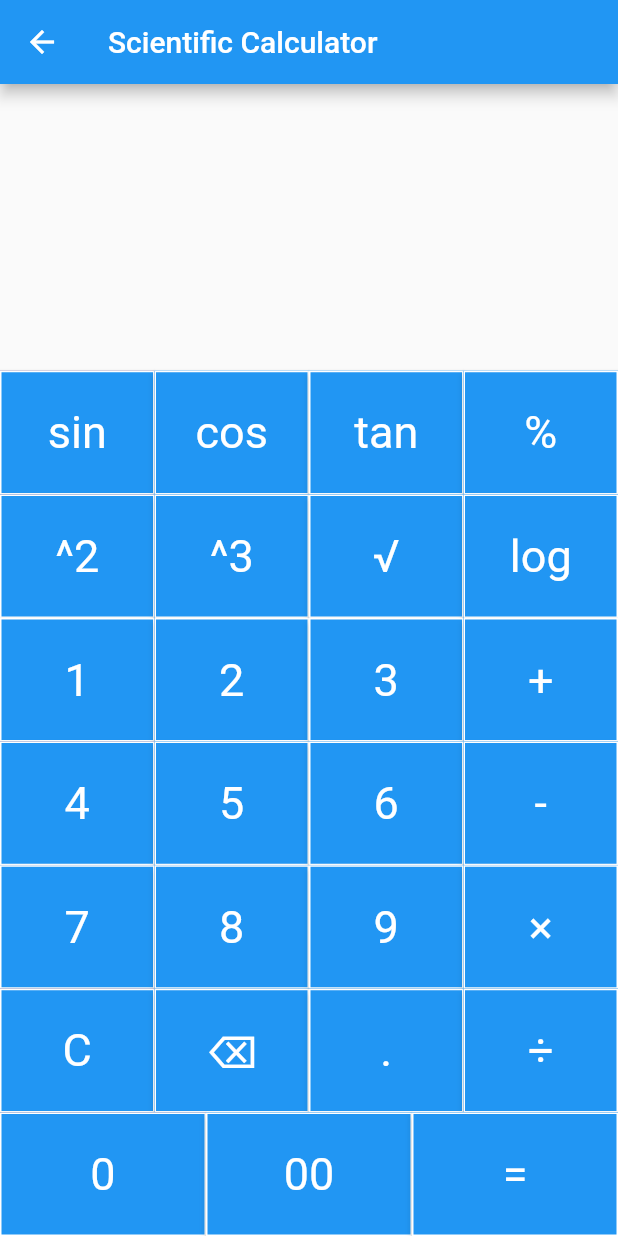
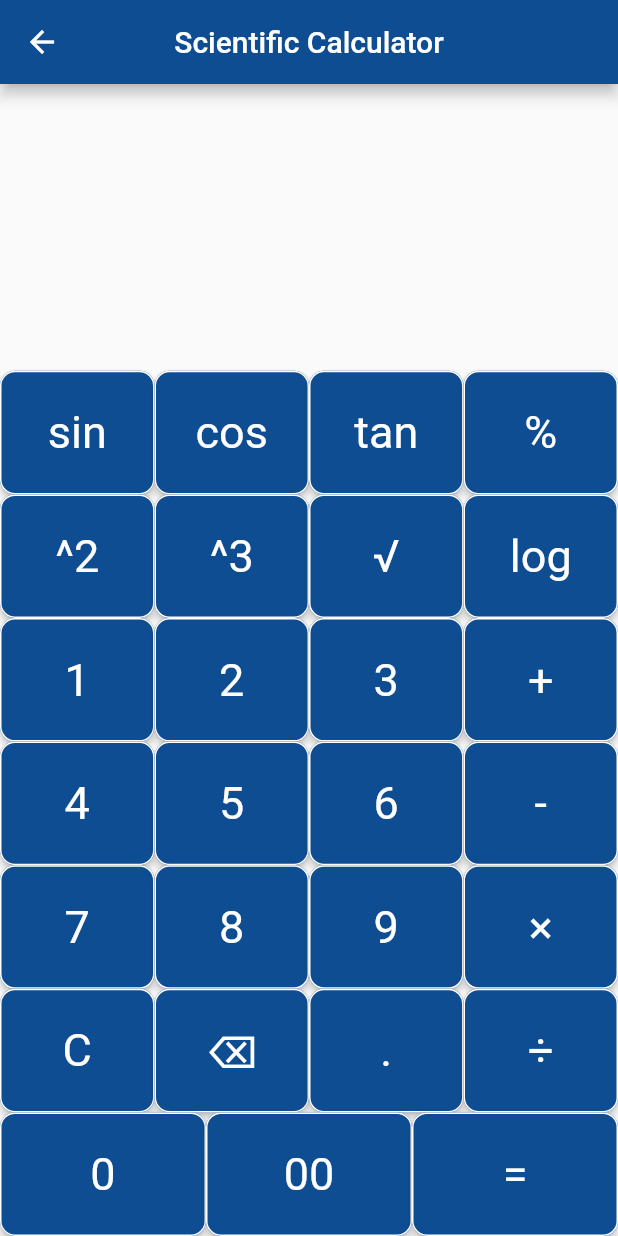
Before and after one commit to nazmulnabil/factory_calculator, a Flutter app: the screen it shows after launch, after a tap on "Scientific Calculator", on a phone screen of 412 x 824 dp. Run offline on Flutter 3.47's test engine with Material 2 defaults, Android fonts, the phone set to English and light mode, and no system bars; our stand-ins replace get.

Commit message:
ui updated

```diff
--- a/lib/core/values/app_colors.dart
+++ b/lib/core/values/app_colors.dart
@@ -8,5 +8,6 @@ abstract class AppColors {
   static const Color whiteTextColor = Colors.white;
   static const Color greyTextColor = Color(0xFF595959);
  // static const Color off_white_Color = Color(0xFFF8F0E3);
-  static const Color baseThemeColor = Color(0xff3249DB);
+ // static const Color baseThemeColor = Color(0xFFa52a2a);
+  static const Color baseThemeColor = Color(0xFF0f4d92);
 }
--- a/lib/core/values/app_strings.dart
+++ b/lib/core/values/app_strings.dart
@@ -1,5 +1,5 @@
 abstract class AppStrings{
-  static const String simpleCalculator  = 'Simple Calculator';
+  static const String simpleCalculator  = 'Basic Calculator';
   static const String scientificCalculator  = 'Scientific Calculator';
   static const String calCulator  ='Calculator';
   static const String baSic  ='basic';
--- a/lib/core/values/app_values.dart
+++ b/lib/core/values/app_values.dart
@@ -10,6 +10,7 @@ abstract class AppValues {
   static const double padding_2 = 2;
   static const double padding_3 = 3;
   static const double buttonVerticalPadding = 12;
+  static const double buttonTextPadding = 60;
 
   static const double margin = 16;
   static const double margin_zero = 0;
--- a/lib/main.dart
+++ b/lib/main.dart
@@ -17,7 +17,6 @@ class MyApp extends StatelessWidget {
   Widget build(BuildContext context) {
     return GetMaterialApp(
       debugShowCheckedModeBanner: false,
-      title: 'FoodBank',
       theme: ThemeData(),
      //home: FirstPage(),
      initialRoute: AppPages.INITIAL,
--- a/lib/modules/basic_calculator/views/basic_calculator.dart
+++ b/lib/modules/basic_calculator/views/basic_calculator.dart
@@ -1,4 +1,5 @@
 import 'package:flutter/material.dart';
+import 'package:oop_calculator/core/values/app_colors.dart';
 import 'package:oop_calculator/core/values/app_strings.dart';
 import 'package:oop_calculator/modules/basic_calculator/widgets/basic_calculator_buttonlist.dart';
 import 'package:oop_calculator/modules/basic_calculator/widgets/basic_result_view.dart';
@@ -10,7 +11,10 @@ class BasicCalculatorView extends StatelessWidget {
   Widget build(BuildContext context) {
   //  Get.lazyPut(()=>BasicCalculatorController());
     return Scaffold(
-      appBar: AppBar(title: const Text(AppStrings.simpleCalculator)),
+      appBar: AppBar(
+        centerTitle: true,
+          backgroundColor: AppColors.baseThemeColor,
+          title: const Text(AppStrings.simpleCalculator)),
       body: Column(mainAxisAlignment: MainAxisAlignment.end,
              children:  const <Widget>[
                //input output view
--- a/lib/modules/main/first_page.dart
+++ b/lib/modules/main/first_page.dart
@@ -1,5 +1,6 @@
 import 'package:flutter/material.dart';
 import 'package:get/get.dart';
+import 'package:oop_calculator/core/values/app_colors.dart';
 import 'package:oop_calculator/core/values/app_strings.dart';
 import 'package:oop_calculator/core/values/app_values.dart';
 import 'package:oop_calculator/core/values/font_sizes.dart';
@@ -9,6 +10,7 @@ import 'package:oop_calculator/modules/basic_calculator/views/basic_calculator.d
 import 'package:oop_calculator/modules/scientific_calculator/bindings/scientific_calculator_bindings.dart';
 import 'package:oop_calculator/modules/scientific_calculator/views/Scientific_calculator.dart';
 import 'package:oop_calculator/widgets/custom_elevated_button.dart';
+import 'package:oop_calculator/widgets/custom_outlined_button.dart';
 
 class FirstPage extends StatelessWidget {
   const FirstPage({Key? key}) : super(key: key);
@@ -19,12 +21,39 @@ class FirstPage extends StatelessWidget {
     sizeConfig.init(context);
     return Scaffold(
       appBar: AppBar(
+        centerTitle: true,
+        backgroundColor: AppColors.baseThemeColor,
         title: const Text(AppStrings.calCulator),
       ),
 
       body: Column(
         mainAxisAlignment: MainAxisAlignment.center,
         children: [
+          Container(
+            height: MediaQuery.of(context).size.width/3,
+            width: MediaQuery.of(context).size.width/3,
+            decoration: const BoxDecoration(
+
+              image: DecorationImage(
+                image: AssetImage(
+                    'assets/images/calculator.png'),
+               fit: BoxFit.fill,
+              ),
+             // shape: BoxShape.circle,
+            ),
+          ),
+
+          const Padding(
+            padding: EdgeInsets.all(AppValues.buttonTextPadding),
+            child: Text("Choose calculator mode according to your need.",
+            style: TextStyle(
+              fontSize:FontSizes.fontSizeXXlarge,
+              fontWeight: FontWeight.w500
+            ),
+            ),
+          ),
+
+          //basic calculator button
               Container(
                 padding: const EdgeInsets.symmetric(horizontal: AppValues.padding),
                  width: SizeConfig.screenWidth,
@@ -42,10 +71,11 @@ class FirstPage extends StatelessWidget {
 
          const SizedBox(height: AppValues.height_16,),
 
+          //basic calculator button
           Container(
              padding: const EdgeInsets.symmetric(horizontal: AppValues.padding),
              width: SizeConfig.screenWidth,
-            child: ElevatedCustomButton(
+             child: OutlinedCustomButton(
                 buttonHeight: AppValues.buttonVerticalPadding,
                 text:AppStrings.scientificCalculator,
                 fontsize: FontSizes.fontSizeLarge,
--- a/lib/modules/scientific_calculator/views/Scientific_calculator.dart
+++ b/lib/modules/scientific_calculator/views/Scientific_calculator.dart
@@ -1,4 +1,5 @@
 import 'package:flutter/material.dart';
+import 'package:oop_calculator/core/values/app_colors.dart';
 import 'package:oop_calculator/core/values/app_strings.dart';
 import 'package:oop_calculator/modules/scientific_calculator/widgets/scientific_calculator_buttonlist.dart';
 import 'package:oop_calculator/modules/scientific_calculator/widgets/scientific_result_view.dart';
@@ -9,7 +10,10 @@ class ScientificCalcualtorView extends StatelessWidget {
   @override
   Widget build(BuildContext context) {
     return Scaffold(
-      appBar: AppBar(title: const Text(AppStrings.scientificCalculator)),
+      appBar: AppBar(
+          centerTitle: true,
+          backgroundColor: AppColors.baseThemeColor,
+          title: const Text(AppStrings.scientificCalculator)),
       body: Column(mainAxisAlignment: MainAxisAlignment.end,
           children: const <Widget>[
           //input output view
--- a/lib/modules/scientific_calculator/widgets/scientific_calculator_buttonlist.dart
+++ b/lib/modules/scientific_calculator/widgets/scientific_calculator_buttonlist.dart
@@ -1,4 +1,5 @@
 import 'package:flutter/material.dart';
+import 'package:oop_calculator/core/values/app_colors.dart';
 import 'package:oop_calculator/core/values/app_strings.dart';
 import 'package:oop_calculator/widgets/button_builder_scientific.dart';
 
@@ -11,60 +12,60 @@ class ScientificCalculatorButtonList extends StatelessWidget {
       children: [
         Row(
           children: [
-            Expanded(child: ButtonCalculatorScientific(AppStrings.buttoNsine, 1, Colors.redAccent)),
-            Expanded(child: ButtonCalculatorScientific(AppStrings.buttoNcosine, 1, Colors.blue),),
-            Expanded(child:   ButtonCalculatorScientific(AppStrings.buttoNtangent, 1, Colors.blue),),
-            Expanded(child:   ButtonCalculatorScientific(AppStrings.buttonModulous, 1, Colors.blue),),
+            Expanded(child: ButtonCalculatorScientific(AppStrings.buttoNsine, 1, AppColors.baseThemeColor)),
+            Expanded(child: ButtonCalculatorScientific(AppStrings.buttoNcosine, 1, AppColors.baseThemeColor),),
+            Expanded(child:   ButtonCalculatorScientific(AppStrings.buttoNtangent, 1, AppColors.baseThemeColor),),
+            Expanded(child:   ButtonCalculatorScientific(AppStrings.buttonModulous, 1, AppColors.baseThemeColor),),
 
           ],
         ),
         Row(
           children: [
-            Expanded(child: ButtonCalculatorScientific(AppStrings.buttoNsquare, 1, Colors.redAccent)),
-            Expanded(child: ButtonCalculatorScientific(AppStrings.buttonCube, 1, Colors.blue),),
-            Expanded(child:   ButtonCalculatorScientific(AppStrings.buttoNsquareRoot, 1, Colors.blue),),
-            Expanded(child:   ButtonCalculatorScientific(AppStrings.buttonLog, 1, Colors.blue),),
+            Expanded(child: ButtonCalculatorScientific(AppStrings.buttoNsquare, 1, AppColors.baseThemeColor)),
+            Expanded(child: ButtonCalculatorScientific(AppStrings.buttonCube, 1, AppColors.baseThemeColor),),
+            Expanded(child:   ButtonCalculatorScientific(AppStrings.buttoNsquareRoot, 1, AppColors.baseThemeColor),),
+            Expanded(child:   ButtonCalculatorScientific(AppStrings.buttonLog, 1, AppColors.baseThemeColor),),
 
           ],
         ),
         Row(
           children: [
-            Expanded(child: ButtonCalculatorScientific(AppStrings.buttonOne, 1, Colors.redAccent)),
-            Expanded(child: ButtonCalculatorScientific(AppStrings.buttonTwo, 1, Colors.blue),),
-            Expanded(child:   ButtonCalculatorScientific(AppStrings.buttonThree, 1, Colors.blue),),
-            Expanded(child: ButtonCalculatorScientific(AppStrings.buttonAddition, 1, Colors.blue),),
+            Expanded(child: ButtonCalculatorScientific(AppStrings.buttonOne, 1, AppColors.baseThemeColor)),
+            Expanded(child: ButtonCalculatorScientific(AppStrings.buttonTwo, 1, AppColors.baseThemeColor),),
+            Expanded(child:   ButtonCalculatorScientific(AppStrings.buttonThree, 1, AppColors.baseThemeColor),),
+            Expanded(child: ButtonCalculatorScientific(AppStrings.buttonAddition, 1, AppColors.baseThemeColor),),
           ],
         ),
         Row(
           children: [
-            Expanded(child: ButtonCalculatorScientific(AppStrings.buttonFour, 1, Colors.redAccent)),
-            Expanded(child: ButtonCalculatorScientific(AppStrings.buttonFive, 1, Colors.blue),),
-            Expanded(child:   ButtonCalculatorScientific(AppStrings.buttonSix, 1, Colors.blue),),
-            Expanded(child: ButtonCalculatorScientific(AppStrings.buttonSubtraction, 1, Colors.blue),),
+            Expanded(child: ButtonCalculatorScientific(AppStrings.buttonFour, 1, AppColors.baseThemeColor)),
+            Expanded(child: ButtonCalculatorScientific(AppStrings.buttonFive, 1, AppColors.baseThemeColor),),
+            Expanded(child:   ButtonCalculatorScientific(AppStrings.buttonSix, 1, AppColors.baseThemeColor),),
+            Expanded(child: ButtonCalculatorScientific(AppStrings.buttonSubtraction, 1, AppColors.baseThemeColor),),
           ],
         ),
         Row(
           children: [
-            Expanded(child: ButtonCalculatorScientific(AppStrings.buttonSeven, 1, Colors.redAccent)),
-            Expanded(child: ButtonCalculatorScientific(AppStrings.buttonEight, 1, Colors.blue),),
-            Expanded(child:   ButtonCalculatorScientific(AppStrings.buttonNine, 1, Colors.blue),),
-            Expanded(child: ButtonCalculatorScientific(AppStrings.buttonMultiplication, 1, Colors.blue),),
+            Expanded(child: ButtonCalculatorScientific(AppStrings.buttonSeven, 1, AppColors.baseThemeColor)),
+            Expanded(child: ButtonCalculatorScientific(AppStrings.buttonEight, 1, AppColors.baseThemeColor),),
+            Expanded(child:   ButtonCalculatorScientific(AppStrings.buttonNine, 1, AppColors.baseThemeColor),),
+            Expanded(child: ButtonCalculatorScientific(AppStrings.buttonMultiplication, 1, AppColors.baseThemeColor),),
           ],
         ),
         Row(
           children: [
-            Expanded(child: ButtonCalculatorScientific(AppStrings.buttonCancelAll, 1, Colors.redAccent)),
-            Expanded(child: ButtonCalculatorScientific(AppStrings.buttonCancel, 1, Colors.blue),),
-            Expanded(child:   ButtonCalculatorScientific(AppStrings.buttonDecimal, 1, Colors.blue),),
-            Expanded(child: ButtonCalculatorScientific(AppStrings.buttonDivision, 1, Colors.blue),),
+            Expanded(child: ButtonCalculatorScientific(AppStrings.buttonCancelAll, 1, AppColors.baseThemeColor)),
+            Expanded(child: ButtonCalculatorScientific(AppStrings.buttonCancel, 1, AppColors.baseThemeColor),),
+            Expanded(child:   ButtonCalculatorScientific(AppStrings.buttonDecimal, 1, AppColors.baseThemeColor),),
+            Expanded(child: ButtonCalculatorScientific(AppStrings.buttonDivision, 1, AppColors.baseThemeColor),),
           ],
         ),
 
         Row(
           children: [
-            Expanded(child: ButtonCalculatorScientific(AppStrings.buttonZero, 1, Colors.redAccent)),
-            Expanded(child: ButtonCalculatorScientific(AppStrings.buttonDoubleZero, 1, Colors.blue),),
-            Expanded(child:   ButtonCalculatorScientific(AppStrings.buttonEquals, 1, Colors.blue),),
+            Expanded(child: ButtonCalculatorScientific(AppStrings.buttonZero, 1, AppColors.baseThemeColor)),
+            Expanded(child: ButtonCalculatorScientific(AppStrings.buttonDoubleZero, 1, AppColors.baseThemeColor),),
+            Expanded(child:   ButtonCalculatorScientific(AppStrings.buttonEquals, 1, AppColors.baseThemeColor),),
 
           ],
         ),
--- a/lib/widgets/button_builder_scientific.dart
+++ b/lib/widgets/button_builder_scientific.dart
@@ -16,14 +16,13 @@ class ButtonCalculatorScientific extends StatelessWidget {
     return Container(
 
       height:MediaQuery.of(context).size.height *.1* buttonHeight,
-      color: buttonColor,
-      child: Padding(
-        padding: const EdgeInsets.all(0.0),
+    //  color: buttonColor,
       child: ElevatedButton(
           style: ElevatedButton.styleFrom(
-              shape: const RoundedRectangleBorder(
-                // borderRadius: BorderRadius.circular(10),
-                  side: BorderSide(
+            primary: buttonColor,
+            shape:RoundedRectangleBorder(
+               borderRadius: BorderRadius.circular(10),
+                side: const BorderSide(
                     color: Colors.white,
                     width: 1,
                     style: BorderStyle.solid
@@ -40,7 +39,6 @@ class ButtonCalculatorScientific extends StatelessWidget {
             ),
           )
       ),
-      ),
     );
   }
 
--- /dev/null
+++ b/lib/widgets/custom_outlined_button.dart
@@ -0,0 +1,44 @@
+import 'package:flutter/material.dart';
+import 'package:oop_calculator/core/values/app_colors.dart';
+
+// ignore: must_be_immutable
+class OutlinedCustomButton extends StatelessWidget {
+  String? text;
+  double? fontsize;
+  double buttonHeight;
+  // ignore: prefer_typing_uninitialized_variables
+  var function;
+  OutlinedCustomButton(
+      {this.text,
+        this.fontsize,
+        required this.buttonHeight,
+        this.function,
+        Key? key})
+      : super(key: key);
+
+  @override
+  Widget build(BuildContext context) {
+    return OutlinedButton(
+        style: OutlinedButton.styleFrom(
+          side: BorderSide(width: 0.0, color:AppColors.baseThemeColor),
+          shape: RoundedRectangleBorder(
+
+            borderRadius: BorderRadius.circular(10.0),
+          ),
+
+
+        ),
+        onPressed: function,
+
+        //  Get.to(QuestionPage(), binding: QuestionPageBinding())),
+
+        child: Padding(
+          padding: EdgeInsets.symmetric(vertical: buttonHeight),
+          child: Text(
+            text!,
+            style: TextStyle(
+                color:AppColors.baseThemeColor, fontSize: fontsize),
+          ),
+        ));
+  }
+}
--- a/pubspec.yaml
+++ b/pubspec.yaml
@@ -59,8 +59,9 @@ flutter:
   uses-material-design: true
 
   # To add assets to your application, add an assets section, like this:
-  # assets:
-  #   - images/a_dot_burr.jpeg
+  assets:
+    - assets/
+    - assets/images/
   #   - images/a_dot_ham.jpeg
 
   # An image asset can refer to one or more resolution-specific "variants", see
```
Also changed, not shown: lib/modules/basic_calculator/widgets/basic_calculator_buttonlist.dart (+24 -19 lines), lib/widgets/button_builder.dart (+5 -7 lines), assets/images/calculator.png (added), 3 other files. Lines whose indentation alone changed are shown as unchanged.
